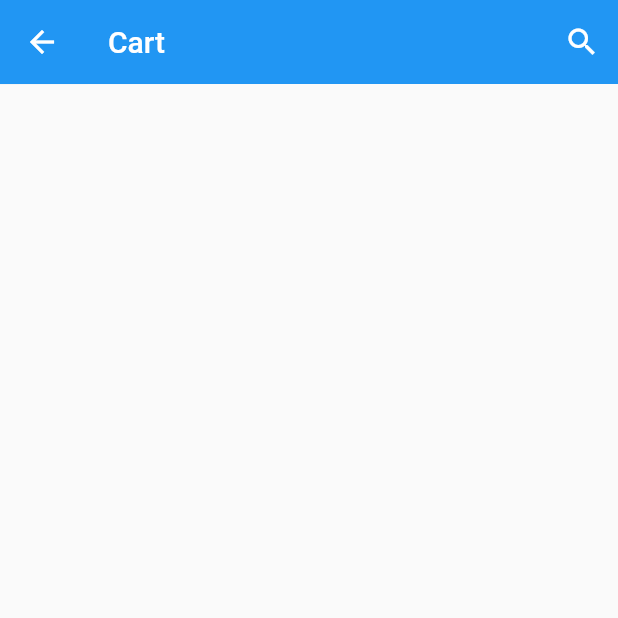
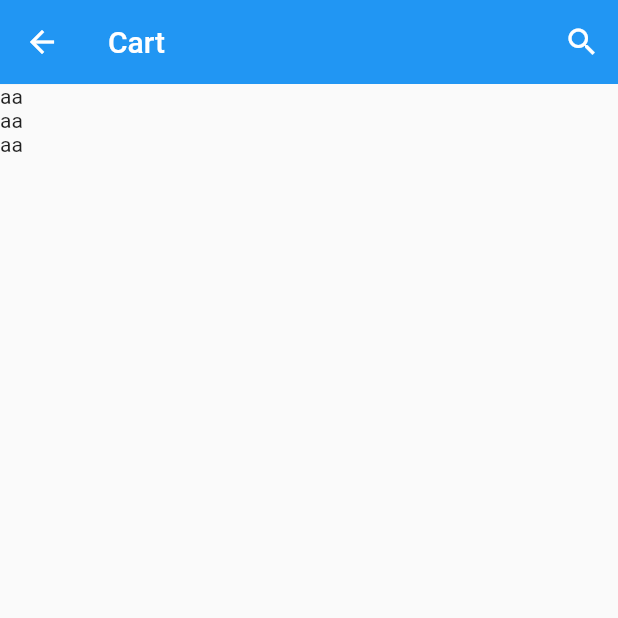
Before and after one commit to DreamHigh0629/Flutter_Ecommerce_App, a Flutter app: the Cart screen opened directly, on a phone screen of 412 x 824 dp, the top half of it. Run offline on Flutter 3.47's test engine with Material 2 defaults, Android fonts, the phone set to English and light mode, and no system bars; our stand-ins replace carousel_pro.

Commit message:
my changes

```diff
--- /dev/null
+++ b/lib/components/cart_products.dart
@@ -0,0 +1,39 @@
+import 'package:flutter/material.dart';
+
+class Cart_products extends StatefulWidget {
+  @override
+  _Cart_productsState createState() => _Cart_productsState();
+}
+
+class _Cart_productsState extends State<Cart_products> {
+  var Products_on_the_cart = [
+      {
+        "name":"Uniqlo T-SHIRT 5",
+        "picture": "images/products/un (1).png",
+        "old_price": 18,
+        "price": 14,
+        "size": "M",
+        "color": "Black",
+        "quantity": "1",
+      },
+    {
+      "name":"Uniqlo T-SHIRT 6",
+      "picture": "images/products/un (6).png",
+      "old_price": 18,
+      "price": 14,
+      "size": "M",
+      "color": "White",
+      "quantity": "1",
+    },
+
+    ];
+  @override
+  Widget build(BuildContext context) {
+    return ListView.builder(
+      itemCount: 3,
+      itemBuilder: (context, index){
+        return new Text("aa");
+      }
+    );
+  }
+}
--- a/lib/pages/cart.dart
+++ b/lib/pages/cart.dart
@@ -1,4 +1,5 @@
 import 'package:flutter/material.dart';
+import 'package:flutterecommerce/components/cart_products.dart';
 
 class Cart extends StatefulWidget {
   @override
@@ -18,6 +19,8 @@ class _CartState extends State<Cart> {
 
         ],
       ),
+
+      body: new Cart_products(),
 
       bottomNavigationBar: new Container(
         color: Colors.white,
```
